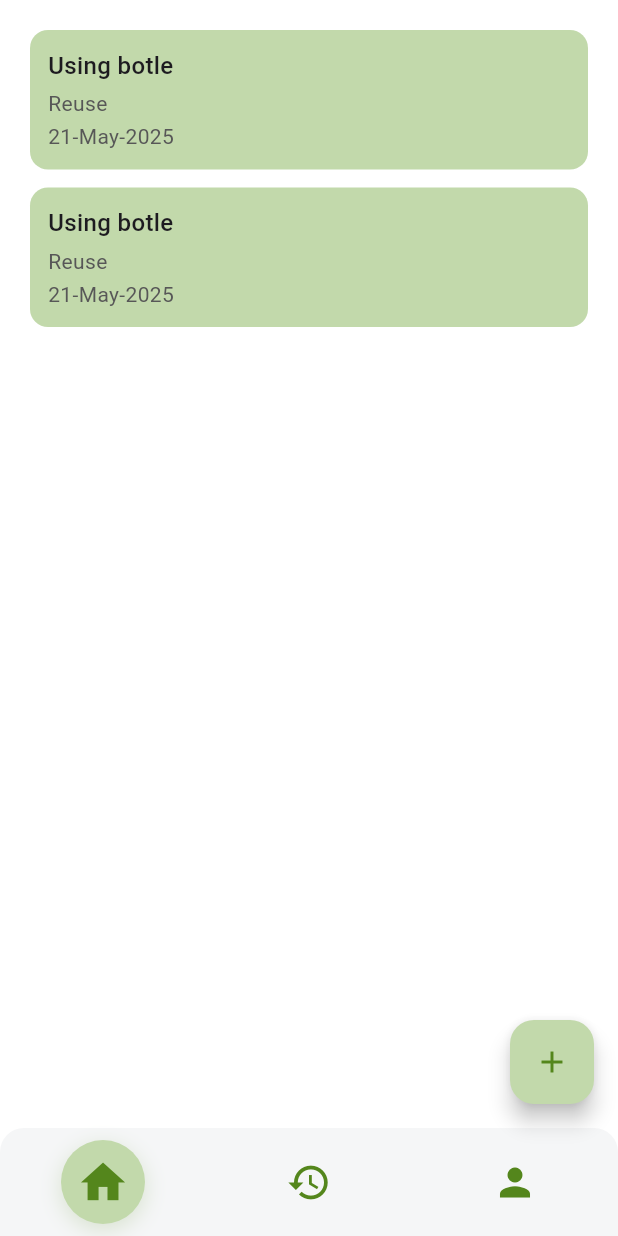
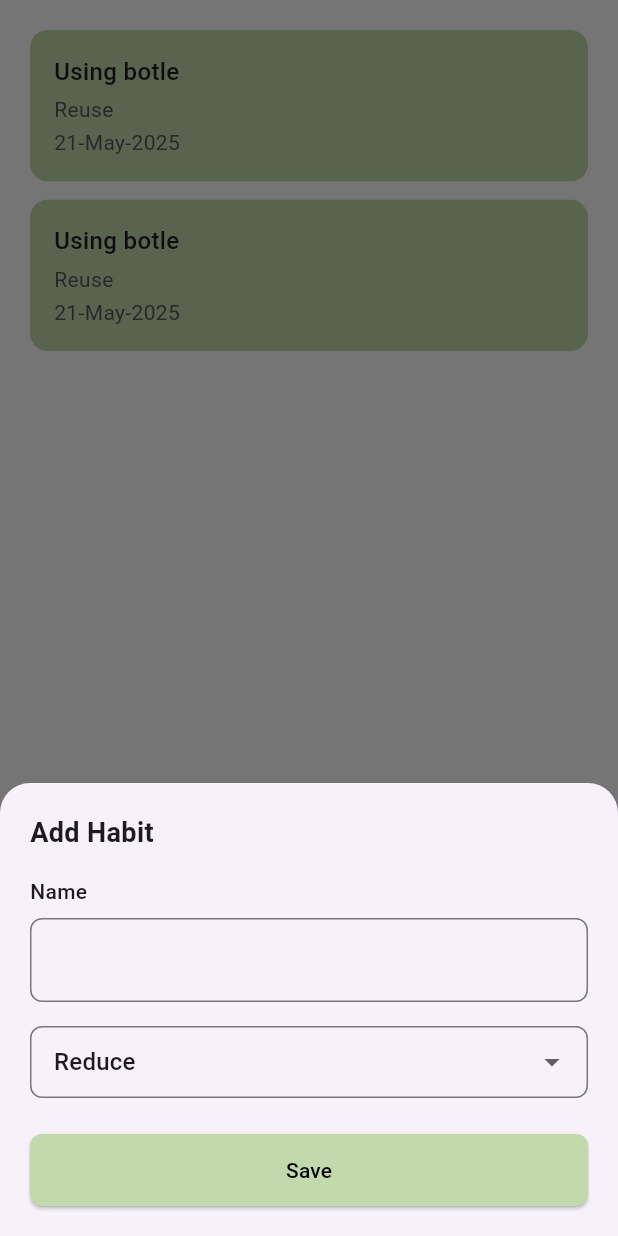
Before and after one commit to Verryzone/eco_habbit, a Flutter app: the ButtonNavbarScreen screen opened directly, after a tap on the "add" icon, on a phone screen of 412 x 824 dp. Run offline on Flutter 3.47's test engine with Material 3 defaults, Android fonts, the phone set to English and light mode, and no system bars; drawn by our look-alikes of flutter_slidable; our stand-ins replace fl_chart, get.

Commit message:
[add] menu analytic profil dan add edit

```diff
--- a/lib/pages/buttomNavbarScreen.dart
+++ b/lib/pages/buttomNavbarScreen.dart
@@ -1,4 +1,7 @@
+import 'package:eco_habbit/pages/analyticScreen.dart';
 import 'package:eco_habbit/pages/dashboardScreen.dart';
+import 'package:eco_habbit/pages/profileScreen.dart';
+import 'package:eco_habbit/widgets/add_modal.dart';
 import 'package:flutter/material.dart';
 
 class ButtonNavbarScreen extends StatefulWidget {
@@ -92,13 +95,14 @@ class ButtonNavbarScreen extends StatefulWidget {
 //   }
 // }
 
-class _ButtonNavbarScreenState extends State<ButtonNavbarScreen> with TickerProviderStateMixin {
+class _ButtonNavbarScreenState extends State<ButtonNavbarScreen>
+    with TickerProviderStateMixin {
   int _selectedIndex = 0;
 
   final List<Widget> _pages = [
     DashboardScreen(),
-    Center(child: Text('History Page')),
-    Center(child: Text('Profile Page')),
+    AnalyticScreen(),
+    ProfileScreen(),
   ];
 
   @override
@@ -126,10 +130,7 @@ class _ButtonNavbarScreenState extends State<ButtonNavbarScreen> with TickerProv
               opacity: animation,
               child: SlideTransition(
                 position: inAnimation,
-                child: ScaleTransition(
-                  scale: scaleAnim,
-                  child: child,
-                ),
+                child: ScaleTransition(scale: scaleAnim, child: child),
               ),
             );
           },
@@ -141,13 +142,25 @@ class _ButtonNavbarScreenState extends State<ButtonNavbarScreen> with TickerProv
         ),
       ),
       bottomNavigationBar: _buildBottomNavBar(),
-      floatingActionButton: FloatingActionButton(
-        onPressed: () {
-          // Add action
-        },
-        backgroundColor: Color(0xFFC2D9AB),
-        child: const Icon(Icons.add, color: Color(0xFF54861C)),
-      ),
+      floatingActionButton: _selectedIndex == 0
+          ? FloatingActionButton(
+              onPressed: () {
+                // Add action
+                showModalBottomSheet(
+                  context: context,
+                  isScrollControlled: true,
+                  shape: RoundedRectangleBorder(
+                    borderRadius: BorderRadius.vertical(
+                      top: Radius.circular(20),
+                    ),
+                  ),
+                  builder: (context) => const AddHabitModal(),
+                );
+              },
+              backgroundColor: Color(0xFFC2D9AB),
+              child: const Icon(Icons.add, color: Color(0xFF54861C)),
+            )
+          : null,
       floatingActionButtonLocation: FloatingActionButtonLocation.endFloat,
     );
   }
@@ -190,7 +203,7 @@ class _ButtonNavbarScreenState extends State<ButtonNavbarScreen> with TickerProv
                     color: Color(0xFF54861C).withValues(alpha: 0.18),
                     blurRadius: 12,
                     offset: Offset(0, 4),
-                  )
+                  ),
                 ]
               : [],
         ),
--- a/lib/pages/dashboardScreen.dart
+++ b/lib/pages/dashboardScreen.dart
@@ -1,27 +1,69 @@
-import 'package:flutter/widgets.dart';
+import 'package:eco_habbit/widgets/add_modal.dart';
+import 'package:eco_habbit/widgets/edit_modal.dart';
+import 'package:flutter/material.dart';
+import 'package:flutter_slidable/flutter_slidable.dart';
 
 class DashboardScreen extends StatelessWidget {
   const DashboardScreen({super.key});
 
   @override
   Widget build(BuildContext context) {
-    return Container(
-      child: Padding(
+    final Color primaryColor = const Color(0xFF54861C);
+
+    return Padding(
       padding: const EdgeInsets.all(20.0),
       child: ListView(
-          children: [_buildCard(), const SizedBox(height: 12), _buildCard()],
-        ),
+        children: [
+          _buildSlidableCard(context),
+          const SizedBox(height: 12),
+          _buildSlidableCard(context),
+        ],
       ),
     );
   }
 
-  Widget _buildCard() {
-    return Container(
-      decoration: BoxDecoration(
-        color: Color(0xFFC2D9AB),
+  Widget _buildSlidableCard(BuildContext context) {
+    return ClipRRect(
       borderRadius: BorderRadius.circular(12),
+      child: Slidable(
+        key: UniqueKey(), // wajib unik per item
+        endActionPane: ActionPane(
+          motion: const DrawerMotion(),
+          extentRatio: 0.4, // Lebar tombol swipe relatif
+          children: [
+            SlidableAction(
+              onPressed: (context) {
+                showModalBottomSheet(
+                  context: context,
+                  isScrollControlled: true,
+                  shape: RoundedRectangleBorder(
+                    borderRadius: BorderRadius.vertical(
+                      top: Radius.circular(20),
                     ),
-      padding: const EdgeInsets.all(12),
+                  ),
+                  builder: (context) => const EditHabitModal(),
+                );
+              },
+              backgroundColor: Colors.yellow.shade700,
+              foregroundColor: Colors.white,
+              icon: Icons.edit,
+            ),
+            SlidableAction(
+              onPressed: (context) {
+                ScaffoldMessenger.of(
+                  context,
+                ).showSnackBar(SnackBar(content: Text('Delete tapped')));
+              },
+              backgroundColor: Colors.red,
+              foregroundColor: Colors.white,
+              icon: Icons.delete,
+            ),
+          ],
+        ),
+        child: Container(
+          width: double.infinity, // Biar lebarnya penuh
+          padding: const EdgeInsets.all(16),
+          decoration: BoxDecoration(color: const Color(0xFFC2D9AB)),
           child: const Column(
             crossAxisAlignment: CrossAxisAlignment.start,
             children: [
@@ -41,6 +83,8 @@ class DashboardScreen extends StatelessWidget {
               ),
             ],
           ),
+        ),
+      ),
     );
   }
 }
--- /dev/null
+++ b/lib/widgets/add_modal.dart
@@ -0,0 +1,110 @@
+// lib/widgets/add_habit_modal.dart
+
+import 'package:flutter/material.dart';
+
+class AddHabitModal extends StatefulWidget {
+  const AddHabitModal({Key? key}) : super(key: key);
+
+  @override
+  State<AddHabitModal> createState() => _AddHabitModalState();
+}
+
+class _AddHabitModalState extends State<AddHabitModal> {
+  final TextEditingController _nameController = TextEditingController();
+  String _selectedStatus = 'Reduce';
+
+  @override
+  Widget build(BuildContext context) {
+    return Padding(
+      padding: EdgeInsets.only(
+        left: 20,
+        right: 20,
+        top: 20,
+        bottom: MediaQuery.of(context).viewInsets.bottom + 20,
+      ),
+      child: Column(
+        mainAxisSize: MainAxisSize.min,
+        crossAxisAlignment: CrossAxisAlignment.start,
+        children: [
+          Text(
+            'Add Habit',
+            style: TextStyle(fontSize: 18, fontWeight: FontWeight.bold),
+          ),
+          const SizedBox(height: 16),
+          Text('Name', style: TextStyle(fontWeight: FontWeight.w500)),
+          const SizedBox(height: 8),
+          TextField(
+            decoration: InputDecoration(
+              labelStyle: TextStyle(fontSize: 12, color: Colors.grey),
+              border: OutlineInputBorder(
+                borderRadius: BorderRadius.circular(8.0),
+              ),
+              focusedBorder: OutlineInputBorder(
+                borderRadius: BorderRadius.circular(8.0),
+                borderSide: BorderSide(
+                  color: Color(0xFF54861C),
+                  width: 2, // Tambahkan ketebalan border
+                ),
+              ),
+              focusColor: Color(0xFF54861C),
+            ),
+            cursorColor: Color(0xFF54861C),
+          ),
+          const SizedBox(height: 16),
+          DropdownButtonFormField<String>(
+            value: _selectedStatus,
+            decoration: InputDecoration(
+              contentPadding: EdgeInsets.symmetric(
+                horizontal: 12,
+                vertical: 12,
+              ),
+              border: OutlineInputBorder(
+                borderRadius: BorderRadius.circular(8),
+              ),
+              focusedBorder: OutlineInputBorder(
+                borderRadius: BorderRadius.circular(8.0),
+                borderSide: BorderSide(
+                  color: Color(0xFF54861C),
+                  width: 2, // Tambahkan ketebalan border
+                ),
+              ),
+              focusColor: Color(0xFF54861C),
+            ),
+            items: [
+              DropdownMenuItem(value: 'Reduce', child: Text('Reduce')),
+              DropdownMenuItem(value: 'Reuse', child: Text('Reuse')),
+              DropdownMenuItem(value: 'Recycle', child: Text('Recycle')),
+            ],
+            onChanged: (value) {
+              if (value != null) {
+                setState(() {
+                  _selectedStatus = value;
+                });
+              }
+            },
+          ),
+          const SizedBox(height: 24),
+          SizedBox(
+            width: double.infinity,
+            child: ElevatedButton(
+              onPressed: () {
+                // TODO: Save logic
+                print('Saved: ${_nameController.text} - $_selectedStatus');
+                Navigator.pop(context);
+              },
+              style: ElevatedButton.styleFrom(
+                backgroundColor: Color(0xFFC2D9AB),
+                foregroundColor: Colors.black,
+                padding: EdgeInsets.symmetric(vertical: 14),
+                shape: RoundedRectangleBorder(
+                  borderRadius: BorderRadius.circular(8),
+                ),
+              ),
+              child: Text('Save'),
+            ),
+          ),
+        ],
+      ),
+    );
+  }
+}
--- a/pubspec.yaml
+++ b/pubspec.yaml
@@ -7,8 +7,10 @@ environment:
   sdk: ^3.8.0
 
 dependencies:
+  fl_chart: ^1.0.0
   flutter:
     sdk: flutter
+  flutter_slidable: ^4.0.0
   flutter_svg: ^2.1.0
   get: ^4.7.2
 
```
Also changed, not shown: lib/pages/analyticScreen.dart (added, +154 -0 lines), lib/pages/profileScreen.dart (added, +91 -0 lines), lib/widgets/edit_modal.dart (added, +110 -0 lines), pubspec.lock. Lines whose indentation alone changed are shown as unchanged.
